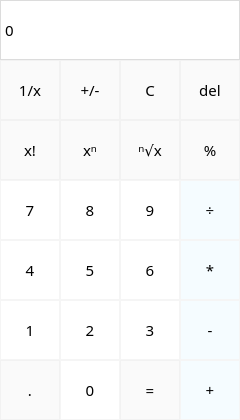
Above: calculator.ui from You-never-know/ivs-proj2 before the change. Below: the same form after it.
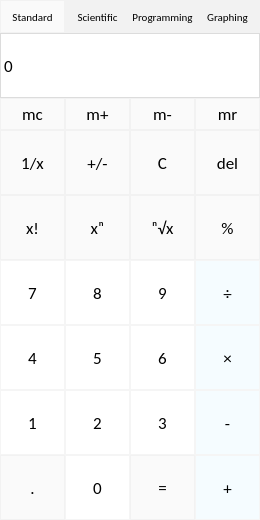
That is the form after the change.

Commit message: Minor modifications + screenshot created

Patch:
```diff
--- a/calculator.ui
+++ b/calculator.ui
@@ -6,8 +6,8 @@
    <rect>
     <x>0</x>
     <y>0</y>
-    <width>240</width>
-    <height>420</height>
+    <width>260</width>
+    <height>520</height>
    </rect>
   </property>
   <property name="windowTitle">
@@ -21,15 +21,17 @@
     <property name="geometry">
      <rect>
       <x>0</x>
-      <y>120</y>
-      <width>60</width>
-      <height>60</height>
+      <y>195</y>
+      <width>65</width>
+      <height>65</height>
      </rect>
     </property>
     <property name="font">
      <font>
-      <family>Montserrat Medium</family>
-      <pointsize>11</pointsize>
+      <family>Calibri</family>
+      <pointsize>13</pointsize>
+      <weight>50</weight>
+      <bold>false</bold>
      </font>
     </property>
     <property name="styleSheet">
@@ -51,16 +53,18 @@
     </property>
     <property name="geometry">
      <rect>
-      <x>60</x>
-      <y>60</y>
-      <width>60</width>
-      <height>60</height>
+      <x>65</x>
+      <y>130</y>
+      <width>65</width>
+      <height>65</height>
      </rect>
     </property>
     <property name="font">
      <font>
-      <family>Montserrat Medium</family>
-      <pointsize>11</pointsize>
+      <family>Calibri</family>
+      <pointsize>13</pointsize>
+      <weight>50</weight>
+      <bold>false</bold>
      </font>
     </property>
     <property name="styleSheet">
@@ -82,16 +86,18 @@
     </property>
     <property name="geometry">
      <rect>
-      <x>60</x>
-      <y>240</y>
-      <width>60</width>
-      <height>60</height>
+      <x>65</x>
+      <y>325</y>
+      <width>65</width>
+      <height>65</height>
      </rect>
     </property>
     <property name="font">
      <font>
-      <family>Montserrat Medium</family>
-      <pointsize>11</pointsize>
+      <family>Calibri</family>
+      <pointsize>13</pointsize>
+      <weight>50</weight>
+      <bold>false</bold>
      </font>
     </property>
     <property name="styleSheet">
@@ -111,15 +117,17 @@
     <property name="geometry">
      <rect>
       <x>0</x>
-      <y>0</y>
-      <width>240</width>
-      <height>60</height>
+      <y>33</y>
+      <width>260</width>
+      <height>65</height>
      </rect>
     </property>
     <property name="font">
      <font>
-      <family>Montserrat Medium</family>
-      <pointsize>11</pointsize>
+      <family>Calibri</family>
+      <pointsize>13</pointsize>
+      <weight>50</weight>
+      <bold>false</bold>
      </font>
     </property>
     <property name="styleSheet">
@@ -145,15 +153,17 @@
     <property name="geometry">
      <rect>
       <x>0</x>
-      <y>240</y>
-      <width>60</width>
-      <height>60</height>
+      <y>325</y>
+      <width>65</width>
+      <height>65</height>
      </rect>
     </property>
     <property name="font">
      <font>
-      <family>Montserrat Medium</family>
-      <pointsize>11</pointsize>
+      <family>Calibri</family>
+      <pointsize>13</pointsize>
+      <weight>50</weight>
+      <bold>false</bold>
      </font>
     </property>
     <property name="styleSheet">
@@ -175,16 +185,18 @@
     </property>
     <property name="geometry">
      <rect>
-      <x>60</x>
-      <y>180</y>
-      <width>60</width>
-      <height>60</height>
+      <x>65</x>
+      <y>260</y>
+      <width>65</width>
+      <height>65</height>
      </rect>
     </property>
     <property name="font">
      <font>
-      <family>Montserrat Medium</family>
-      <pointsize>11</pointsize>
+      <family>Calibri</family>
+      <pointsize>13</pointsize>
+      <weight>50</weight>
+      <bold>false</bold>
      </font>
     </property>
     <property name="styleSheet">
@@ -207,15 +219,17 @@
     <property name="geometry">
      <rect>
       <x>0</x>
-      <y>300</y>
-      <width>60</width>
-      <height>60</height>
+      <y>390</y>
+      <width>65</width>
+      <height>65</height>
      </rect>
     </property>
     <property name="font">
      <font>
-      <family>Montserrat Medium</family>
-      <pointsize>11</pointsize>
+      <family>Calibri</family>
+      <pointsize>13</pointsize>
+      <weight>50</weight>
+      <bold>false</bold>
      </font>
     </property>
     <property name="styleSheet">
@@ -237,16 +251,18 @@
     </property>
     <property name="geometry">
      <rect>
-      <x>120</x>
-      <y>300</y>
-      <width>60</width>
-      <height>60</height>
+      <x>130</x>
+      <y>390</y>
+      <width>65</width>
+      <height>65</height>
      </rect>
     </property>
     <property name="font">
      <font>
-      <family>Montserrat Medium</family>
-      <pointsize>11</pointsize>
+      <family>Calibri</family>
+      <pointsize>13</pointsize>
+      <weight>50</weight>
+      <bold>false</bold>
      </font>
     </property>
     <property name="styleSheet">
@@ -268,16 +284,18 @@
     </property>
     <property name="geometry">
      <rect>
-      <x>180</x>
-      <y>180</y>
-      <width>60</width>
-      <height>60</height>
+      <x>195</x>
+      <y>260</y>
+      <width>65</width>
+      <height>65</height>
      </rect>
     </property>
     <property name="font">
      <font>
-      <family>Montserrat Medium</family>
-      <pointsize>11</pointsize>
+      <family>Calibri</family>
+      <pointsize>13</pointsize>
+      <weight>50</weight>
+      <bold>false</bold>
      </font>
     </property>
     <property name="styleSheet">
@@ -299,16 +317,18 @@
     </property>
     <property name="geometry">
      <rect>
-      <x>60</x>
-      <y>120</y>
-      <width>60</width>
-      <height>60</height>
+      <x>65</x>
+      <y>195</y>
+      <width>65</width>
+      <height>65</height>
      </rect>
     </property>
     <property name="font">
      <font>
-      <family>Montserrat Medium</family>
-      <pointsize>11</pointsize>
+      <family>Calibri</family>
+      <pointsize>13</pointsize>
+      <weight>50</weight>
+      <bold>false</bold>
      </font>
     </property>
     <property name="styleSheet">
@@ -330,16 +350,18 @@
     </property>
     <property name="geometry">
      <rect>
-      <x>180</x>
-      <y>240</y>
-      <width>60</width>
-      <height>60</height>
+      <x>195</x>
+      <y>325</y>
+      <width>65</width>
+      <height>65</height>
      </rect>
     </property>
     <property name="font">
      <font>
-      <family>Montserrat Medium</family>
-      <pointsize>11</pointsize>
+      <family>Calibri</family>
+      <pointsize>13</pointsize>
+      <weight>50</weight>
+      <bold>false</bold>
      </font>
     </property>
     <property name="styleSheet">
@@ -352,7 +374,7 @@
 }</string>
     </property>
     <property name="text">
-     <string>*</string>
+     <string>×</string>
     </property>
    </widget>
    <widget class="QPushButton" name="pushButton_0">
@@ -361,16 +383,18 @@
     </property>
     <property name="geometry">
      <rect>
-      <x>60</x>
-      <y>360</y>
-      <width>60</width>
-      <height>60</height>
+      <x>65</x>
+      <y>455</y>
+      <width>65</width>
+      <height>65</height>
      </rect>
     </property>
     <property name="font">
      <font>
-      <family>Montserrat Medium</family>
-      <pointsize>11</pointsize>
+      <family>Calibri</family>
+      <pointsize>13</pointsize>
+      <weight>50</weight>
+      <bold>false</bold>
      </font>
     </property>
     <property name="styleSheet">
@@ -392,16 +416,18 @@
     </property>
     <property name="geometry">
      <rect>
-      <x>120</x>
-      <y>120</y>
-      <width>60</width>
-      <height>60</height>
+      <x>130</x>
+      <y>195</y>
+      <width>65</width>
+      <height>65</height>
      </rect>
     </property>
     <property name="font">
      <font>
-      <family>Montserrat Medium</family>
-      <pointsize>11</pointsize>
+      <family>Calibri</family>
+      <pointsize>13</pointsize>
+      <weight>50</weight>
+      <bold>false</bold>
      </font>
     </property>
     <property name="styleSheet">
@@ -423,16 +449,18 @@
     </property>
     <property name="geometry">
      <rect>
-      <x>180</x>
-      <y>60</y>
-      <width>60</width>
-      <height>60</height>
+      <x>195</x>
+      <y>130</y>
+      <width>65</width>
+      <height>65</height>
      </rect>
     </property>
     <property name="font">
      <font>
-      <family>Montserrat Medium</family>
-      <pointsize>11</pointsize>
+      <family>Calibri</family>
+      <pointsize>13</pointsize>
+      <weight>50</weight>
+      <bold>false</bold>
      </font>
     </property>
     <property name="styleSheet">
@@ -455,15 +483,17 @@
     <property name="geometry">
      <rect>
       <x>0</x>
-      <y>360</y>
-      <width>60</width>
-      <height>60</height>
+      <y>455</y>
+      <width>65</width>
+      <height>65</height>
      </rect>
     </property>
     <property name="font">
      <font>
-      <family>Montserrat Medium</family>
-      <pointsize>11</pointsize>
+      <family>Calibri</family>
+      <pointsize>13</pointsize>
+      <weight>50</weight>
+      <bold>false</bold>
      </font>
     </property>
     <property name="styleSheet">
@@ -485,16 +515,18 @@
     </property>
     <property name="geometry">
      <rect>
-      <x>60</x>
-      <y>300</y>
-      <width>60</width>
-      <height>60</height>
+      <x>65</x>
+      <y>390</y>
+      <width>65</width>
+      <height>65</height>
      </rect>
     </property>
     <property name="font">
      <font>
-      <family>Montserrat Medium</family>
-      <pointsize>11</pointsize>
+      <family>Calibri</family>
+      <pointsize>13</pointsize>
+      <weight>50</weight>
+      <bold>false</bold>
      </font>
     </property>
     <property name="styleSheet">
@@ -516,16 +548,18 @@
     </property>
     <property name="geometry">
      <rect>
-      <x>180</x>
-      <y>300</y>
-      <width>60</width>
-      <height>60</height>
+      <x>195</x>
+      <y>390</y>
+      <width>65</width>
+      <height>65</height>
      </rect>
     </property>
     <property name="font">
      <font>
-      <family>Montserrat Medium</family>
-      <pointsize>11</pointsize>
+      <family>Calibri</family>
+      <pointsize>13</pointsize>
+      <weight>50</weight>
+      <bold>false</bold>
      </font>
     </property>
     <property name="styleSheet">
@@ -548,15 +582,17 @@
     <property name="geometry">
      <rect>
       <x>0</x>
-      <y>60</y>
-      <width>60</width>
-      <height>60</height>
+      <y>130</y>
+      <width>65</width>
+      <height>65</height>
      </rect>
     </property>
     <property name="font">
      <font>
-      <family>Montserrat Medium</family>
-      <pointsize>11</pointsize>
+      <family>Calibri</family>
+      <pointsize>13</pointsize>
+      <weight>50</weight>
+      <bold>false</bold>
      </font>
     </property>
     <property name="styleSheet">
@@ -579,15 +615,17 @@
     <property name="geometry">
      <rect>
       <x>0</x>
-      <y>180</y>
-      <width>60</width>
-      <height>60</height>
+      <y>260</y>
+      <width>65</width>
+      <height>65</height>
      </rect>
     </property>
     <property name="font">
      <font>
-      <family>Montserrat Medium</family>
-      <pointsize>11</pointsize>
+      <family>Calibri</family>
+      <pointsize>13</pointsize>
+      <weight>50</weight>
+      <bold>false</bold>
      </font>
     </property>
     <property name="styleSheet">
@@ -609,16 +647,18 @@
     </property>
     <property name="geometry">
      <rect>
-      <x>120</x>
-      <y>180</y>
-      <width>60</width>
-      <height>60</height>
+      <x>130</x>
+      <y>260</y>
+      <width>65</width>
+      <height>65</height>
      </rect>
     </property>
     <property name="font">
      <font>
-      <family>Montserrat Medium</family>
-      <pointsize>11</pointsize>
+      <family>Calibri</family>
+      <pointsize>13</pointsize>
+      <weight>50</weight>
+      <bold>false</bold>
      </font>
     </property>
     <property name="styleSheet">
@@ -640,16 +680,18 @@
     </property>
     <property name="geometry">
      <rect>
-      <x>180</x>
-      <y>120</y>
-      <width>60</width>
-      <height>60</height>
+      <x>195</x>
+      <y>195</y>
+      <width>65</width>
+      <height>65</height>
      </rect>
     </property>
     <property name="font">
      <font>
-      <family>Montserrat Medium</family>
-      <pointsize>11</pointsize>
+      <family>Calibri</family>
+      <pointsize>13</pointsize>
+      <weight>50</weight>
+      <bold>false</bold>
      </font>
     </property>
     <property name="styleSheet">
@@ -671,16 +713,18 @@
     </property>
     <property name="geometry">
      <rect>
-      <x>120</x>
-      <y>360</y>
-      <width>60</width>
-      <height>60</height>
+      <x>130</x>
+      <y>455</y>
+      <width>65</width>
+      <height>65</height>
      </rect>
     </property>
     <property name="font">
      <font>
-      <family>Montserrat Medium</family>
-      <pointsize>11</pointsize>
+      <family>Calibri</family>
+      <pointsize>13</pointsize>
+      <weight>50</weight>
+      <bold>false</bold>
      </font>
     </property>
     <property name="styleSheet">
@@ -702,16 +746,18 @@
     </property>
     <property name="geometry">
      <rect>
-      <x>120</x>
-      <y>240</y>
-      <width>60</width>
-      <height>60</height>
+      <x>130</x>
+      <y>325</y>
+      <width>65</width>
+      <height>65</height>
      </rect>
     </property>
     <property name="font">
      <font>
-      <family>Montserrat Medium</family>
-      <pointsize>11</pointsize>
+      <family>Calibri</family>
+      <pointsize>13</pointsize>
+      <weight>50</weight>
+      <bold>false</bold>
      </font>
     </property>
     <property name="styleSheet">
@@ -733,16 +779,18 @@
     </property>
     <property name="geometry">
      <rect>
-      <x>180</x>
-      <y>360</y>
-      <width>60</width>
-      <height>60</height>
+      <x>195</x>
+      <y>455</y>
+      <width>65</width>
+      <height>65</height>
      </rect>
     </property>
     <property name="font">
      <font>
-      <family>Montserrat Medium</family>
-      <pointsize>11</pointsize>
+      <family>Calibri</family>
+      <pointsize>13</pointsize>
+      <weight>50</weight>
+      <bold>false</bold>
      </font>
     </property>
     <property name="styleSheet">
@@ -764,16 +812,18 @@
     </property>
     <property name="geometry">
      <rect>
-      <x>120</x>
-      <y>60</y>
-      <width>60</width>
-      <height>60</height>
+      <x>130</x>
+      <y>130</y>
+      <width>65</width>
+      <height>65</height>
      </rect>
     </property>
     <property name="font">
      <font>
-      <family>Montserrat Medium</family>
-      <pointsize>11</pointsize>
+      <family>Calibri</family>
+      <pointsize>13</pointsize>
+      <weight>50</weight>
+      <bold>false</bold>
      </font>
     </property>
     <property name="styleSheet">
@@ -789,6 +839,270 @@
      <string>C</string>
     </property>
    </widget>
+   <widget class="QPushButton" name="pushButton_menu_1">
+    <property name="enabled">
+     <bool>true</bool>
+    </property>
+    <property name="geometry">
+     <rect>
+      <x>0</x>
+      <y>0</y>
+      <width>65</width>
+      <height>33</height>
+     </rect>
+    </property>
+    <property name="font">
+     <font>
+      <family>Calibri</family>
+      <pointsize>8</pointsize>
+      <weight>50</weight>
+      <bold>false</bold>
+     </font>
+    </property>
+    <property name="styleSheet">
+     <string notr="true">QPushButton {
+   border: 1px solid  rgb(242, 242, 242);
+   background-color:  rgb(250, 250, 250);
+}
+QPushButton:pressed {
+    background-color:   rgb(242, 242, 242);
+}</string>
+    </property>
+    <property name="text">
+     <string>Standard</string>
+    </property>
+   </widget>
+   <widget class="QPushButton" name="pushButton_m1_2">
+    <property name="enabled">
+     <bool>true</bool>
+    </property>
+    <property name="geometry">
+     <rect>
+      <x>130</x>
+      <y>98</y>
+      <width>65</width>
+      <height>32</height>
+     </rect>
+    </property>
+    <property name="font">
+     <font>
+      <family>Calibri</family>
+      <pointsize>13</pointsize>
+      <weight>50</weight>
+      <bold>false</bold>
+     </font>
+    </property>
+    <property name="styleSheet">
+     <string notr="true">QPushButton {
+   border: 1px solid  rgb(242, 242, 242);
+   background-color:  rgb(250, 250, 250);
+}
+QPushButton:pressed {
+    background-color:   rgb(242, 242, 242);
+}</string>
+    </property>
+    <property name="text">
+     <string>m-</string>
+    </property>
+   </widget>
+   <widget class="QPushButton" name="pushButton_menu_3">
+    <property name="enabled">
+     <bool>true</bool>
+    </property>
+    <property name="geometry">
+     <rect>
+      <x>130</x>
+      <y>0</y>
+      <width>65</width>
+      <height>33</height>
+     </rect>
+    </property>
+    <property name="font">
+     <font>
+      <family>Calibri</family>
+      <pointsize>8</pointsize>
+      <weight>50</weight>
+      <bold>false</bold>
+     </font>
+    </property>
+    <property name="styleSheet">
+     <string notr="true">QPushButton {
+   border: 1px solid  rgb(242, 242, 242);
+   background-color:  rgb(242, 242, 242);
+}
+QPushButton:pressed {
+    background-color:   rgb(250, 250, 250);
+}</string>
+    </property>
+    <property name="text">
+     <string>Programming</string>
+    </property>
+   </widget>
+   <widget class="QPushButton" name="pushButton_m1">
+    <property name="enabled">
+     <bool>true</bool>
+    </property>
+    <property name="geometry">
+     <rect>
+      <x>0</x>
+      <y>98</y>
+      <width>65</width>
+      <height>32</height>
+     </rect>
+    </property>
+    <property name="font">
+     <font>
+      <family>Calibri</family>
+      <pointsize>13</pointsize>
+      <weight>50</weight>
+      <bold>false</bold>
+     </font>
+    </property>
+    <property name="styleSheet">
+     <string notr="true">QPushButton {
+   border: 1px solid  rgb(242, 242, 242);
+   background-color:  rgb(250, 250, 250);
+}
+QPushButton:pressed {
+    background-color:   rgb(242, 242, 242);
+}</string>
+    </property>
+    <property name="text">
+     <string>mc</string>
+    </property>
+   </widget>
+   <widget class="QPushButton" name="pushButton_m2_2">
+    <property name="enabled">
+     <bool>true</bool>
+    </property>
+    <property name="geometry">
+     <rect>
+      <x>195</x>
+      <y>98</y>
+      <width>65</width>
+      <height>32</height>
+     </rect>
+    </property>
+    <property name="font">
+     <font>
+      <family>Calibri</family>
+      <pointsize>13</pointsize>
+      <weight>50</weight>
+      <bold>false</bold>
+     </font>
+    </property>
+    <property name="styleSheet">
+     <string notr="true">QPushButton {
+   border: 1px solid  rgb(242, 242, 242);
+   background-color:  rgb(250, 250, 250);
+}
+QPushButton:pressed {
+    background-color:   rgb(242, 242, 242);
+}</string>
+    </property>
+    <property name="text">
+     <string>mr</string>
+    </property>
+   </widget>
+   <widget class="QPushButton" name="pushButton_m2">
+    <property name="enabled">
+     <bool>true</bool>
+    </property>
+    <property name="geometry">
+     <rect>
+      <x>65</x>
+      <y>98</y>
+      <width>65</width>
+      <height>32</height>
+     </rect>
+    </property>
+    <property name="font">
+     <font>
+      <family>Calibri</family>
+      <pointsize>13</pointsize>
+      <weight>50</weight>
+      <bold>false</bold>
+     </font>
+    </property>
+    <property name="styleSheet">
+     <string notr="true">QPushButton {
+   border: 1px solid  rgb(242, 242, 242);
+   background-color:  rgb(250, 250, 250);
+}
+QPushButton:pressed {
+    background-color:   rgb(242, 242, 242);
+}</string>
+    </property>
+    <property name="text">
+     <string>m+</string>
+    </property>
+   </widget>
+   <widget class="QPushButton" name="pushButton_menu_4">
+    <property name="enabled">
+     <bool>true</bool>
+    </property>
+    <property name="geometry">
+     <rect>
+      <x>195</x>
+      <y>0</y>
+      <width>65</width>
+      <height>33</height>
+     </rect>
+    </property>
+    <property name="font">
+     <font>
+      <family>Calibri</family>
+      <pointsize>8</pointsize>
+      <weight>50</weight>
+      <bold>false</bold>
+     </font>
+    </property>
+    <property name="styleSheet">
+     <string notr="true">QPushButton {
+   border: 1px solid  rgb(242, 242, 242);
+   background-color:  rgb(242, 242, 242);
+}
+QPushButton:pressed {
+    background-color:   rgb(250, 250, 250);
+}</string>
+    </property>
+    <property name="text">
+     <string>Graphing</string>
+    </property>
+   </widget>
+   <widget class="QPushButton" name="pushButton_menu_2">
+    <property name="enabled">
+     <bool>true</bool>
+    </property>
+    <property name="geometry">
+     <rect>
+      <x>65</x>
+      <y>0</y>
+      <width>65</width>
+      <height>33</height>
+     </rect>
+    </property>
+    <property name="font">
+     <font>
+      <family>Calibri</family>
+      <pointsize>8</pointsize>
+      <weight>50</weight>
+      <bold>false</bold>
+     </font>
+    </property>
+    <property name="styleSheet">
+     <string notr="true">QPushButton {
+   border: 1px solid  rgb(242, 242, 242);
+   background-color:  rgb(242, 242, 242);
+}
+QPushButton:pressed {
+    background-color:   rgb(250, 250, 250);
+}</string>
+    </property>
+    <property name="text">
+     <string>Scientific</string>
+    </property>
+   </widget>
   </widget>
  </widget>
  <resources/>
```
Left out of the diff: 2 changed lines with no effect on the pictures. The commit also changes 2 other files.
